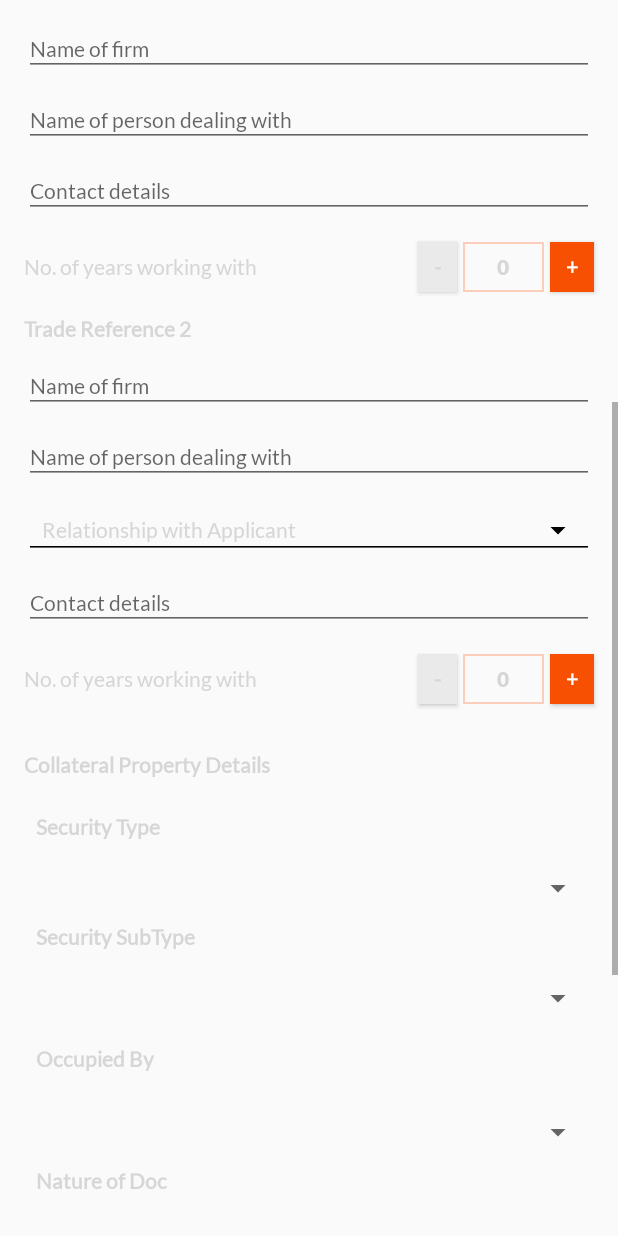
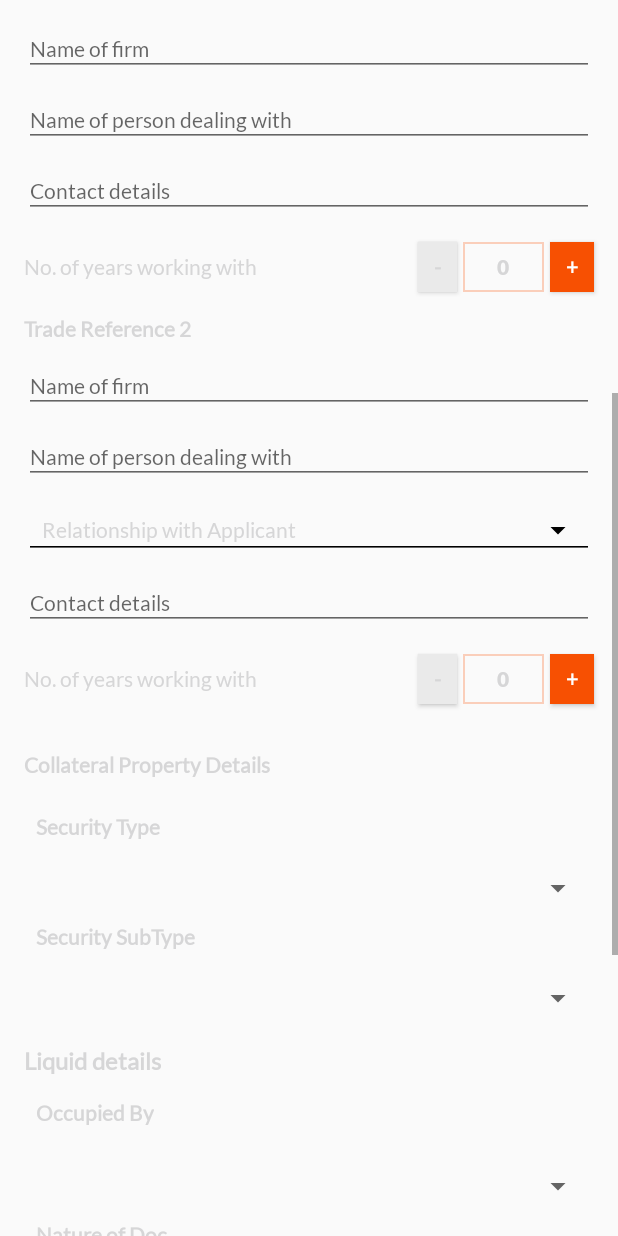
Before and after one commit to manojppatil/Arthan-Unnati, an Android app: the fragment OtherDetailsFragment shown on its own in the app's theme, scrolled down 576 dp, on a phone screen of 412 x 824 dp. Run offline under Robolectric (Android 15) with nearby library versions, the phone set to English and light mode, and no system bars.

Commit message:
fixed validations 1

```diff
--- a/app/src/main/res/layout/collateral_section.xml
+++ b/app/src/main/res/layout/collateral_section.xml
@@ -46,6 +46,12 @@
             android:layout_height="48dp"
             android:layout_marginTop="8dp"
             android:id="@+id/sp_security_subType"
+            />
+        <include layout="@layout/liquid_type_layout"
+            android:id="@+id/liquid_type"
+            />
+        <include layout="@layout/movable_type_layout"
+            android:id="@+id/movable_type"
             />
         <TextView
             android:layout_width="wrap_content"
--- /dev/null
+++ b/app/src/main/res/layout/liquid_type_layout.xml
@@ -0,0 +1,15 @@
+<?xml version="1.0" encoding="utf-8"?>
+<LinearLayout
+    xmlns:android="http://schemas.android.com/apk/res/android" android:layout_width="match_parent"
+    android:layout_height="wrap_content"
+    android:layout_marginTop="8dp"
+    >
+
+    <TextView
+        android:layout_width="wrap_content"
+        android:layout_height="wrap_content"
+        android:text="Liquid details"
+        android:textStyle="bold"
+        android:textSize="16sp"/>
+
+</LinearLayout>
--- /dev/null
+++ b/app/src/main/res/layout/movable_type_layout.xml
@@ -0,0 +1,7 @@
+<?xml version="1.0" encoding="utf-8"?>
+<LinearLayout xmlns:android="http://schemas.android.com/apk/res/android"
+    android:orientation="vertical" android:layout_width="match_parent"
+    android:layout_height="wrap_content"
+    android:layout_marginTop="8dp">
+
+</LinearLayout>
```
